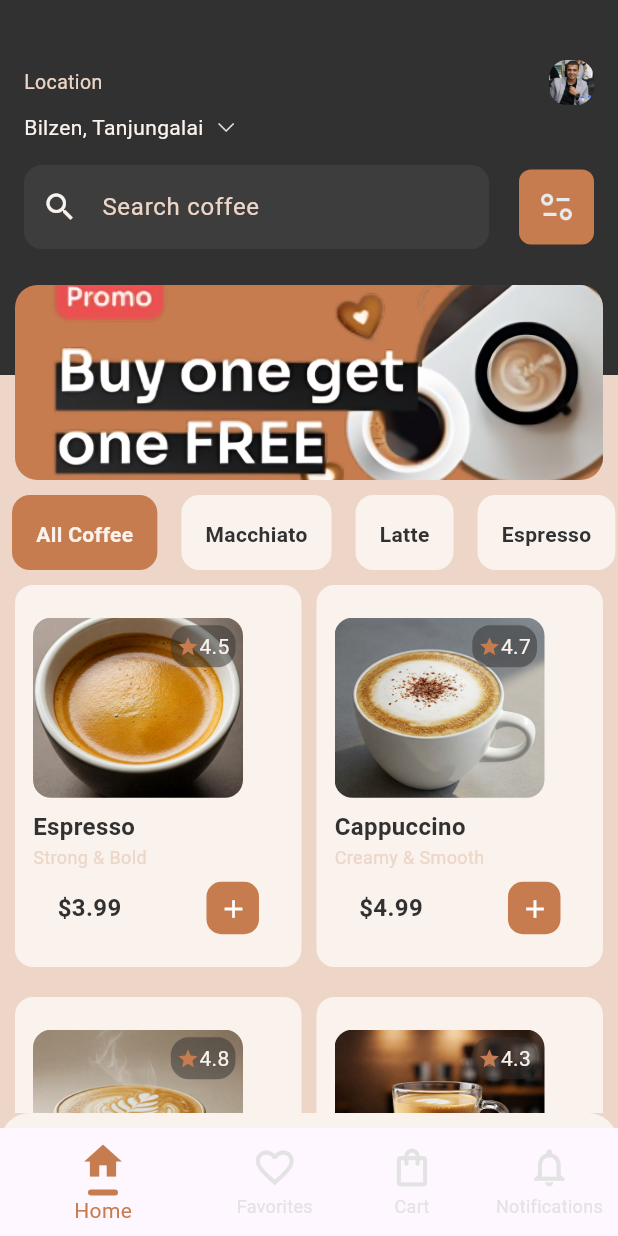
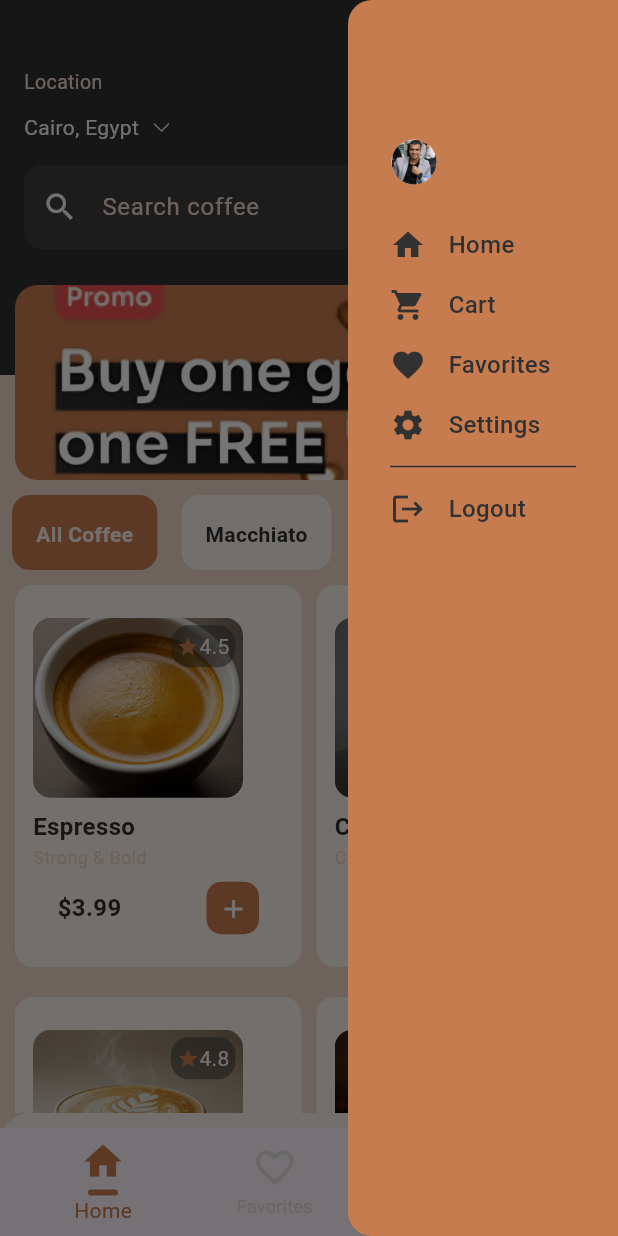
Before and after one commit to ab803/CoffeeApp, a Flutter app: the screen it shows after launch, with the side drawer open (before the commit the screen has no drawer), on a phone screen of 412 x 824 dp. Run offline on Flutter 3.47's test engine with Material 3 defaults, Android fonts, the phone set to English and light mode, and no system bars.

Commit message:
add Drawer

```diff
--- a/lib/Screens/HomeScreen.dart
+++ b/lib/Screens/HomeScreen.dart
@@ -54,6 +54,40 @@ class _HomeScreenState extends State<HomeScreen> {
   @override
   Widget build(BuildContext context) {
     return Scaffold(
+      endDrawer: Drawer(
+        width: 180,
+        backgroundColor:  Color(0xFFC67C4E),
+        child: Container(
+            width: double.infinity,
+            padding: EdgeInsets.only(top: 50, bottom: 20),
+            decoration: BoxDecoration(
+              borderRadius: BorderRadius.only(bottomLeft: Radius.circular(20), bottomRight: Radius.circular(20)),
+            ),
+          child: Padding(
+            padding: const EdgeInsets.all(8.0),
+            child: Column(
+              crossAxisAlignment: CrossAxisAlignment.start,
+              children: [
+              Padding(
+                padding: const EdgeInsets.only(left: 21,top: 35),
+                child: CircleAvatar(
+                radius: 15, // Half of width & height
+                backgroundImage: AssetImage("assets/images/1726837197476.jpg")
+                ,),
+              ),
+                SizedBox(height: 20),
+                _buildDrawerItem(Icons.home, "Home",color: Color(0xff313131)),
+                _buildDrawerItem(Icons.shopping_cart, "Cart",color: Color(0xff313131)),
+                _buildDrawerItem(Icons.favorite, "Favorites",color: Color(0xff313131)),
+                _buildDrawerItem(Icons.settings, "Settings",color: Color(0xff313131)),
+                Divider(color: Color(0xff313131), thickness: 1, indent: 20, endIndent: 20),
+                _buildDrawerItem(Icons.logout, "Logout", color: Color(0xff313131)),
+
+              ],
+            ),
+          ),
+        ),
+      ),
       bottomNavigationBar: BottomNavBar(cartItems: cart,),
       backgroundColor: Color(0xffEDD6C8),
       body: SafeArea(
@@ -142,3 +176,20 @@ class _HomeScreenState extends State<HomeScreen> {
     );
   }
 }
+
+
+Widget _buildDrawerItem(IconData icon, String title, {Color ?color}) {
+  return Padding(
+    padding: const EdgeInsets.symmetric(vertical: 8.0, horizontal: 20),
+    child: Row(
+      children: [
+        Icon(icon, color: color, size: 24),
+        SizedBox(width: 15),
+        Text(
+          title,
+          style: TextStyle(color: color, fontSize: 16, fontWeight: FontWeight.w500),
+        ),
+      ],
+    ),
+  );
+}
--- a/lib/Screens/Widgets/header.dart
+++ b/lib/Screens/Widgets/header.dart
@@ -25,13 +25,9 @@ class header extends StatelessWidget{
                   fontSize: 13,
                 ),
               ),
-              ClipRRect(
-                borderRadius: BorderRadius.circular(12),
-                child: Image.asset(
-                  "assets/images/1726837197476.jpg",
-                  width: 30,
-                  height: 30,
-                ),
+              CircleAvatar(
+                radius: 15, // Half of width & height
+                backgroundImage: AssetImage("assets/images/1726837197476.jpg"),
               ),
             ],
           ),
@@ -42,7 +38,7 @@ class header extends StatelessWidget{
           Row(
             children: [
               Text(
-                "Bilzen, Tanjungalai",
+                "Cairo, Egypt",
                 style: TextStyle(color: Color(0xffF9F2ED)),
               ),
               SizedBox(width: 5), // Spacing
@@ -86,10 +82,15 @@ class header extends StatelessWidget{
                   ),
                   child: Padding(
                     padding: const EdgeInsets.all(12.0),
-                    child: Image.asset(
-                      "assets/images/page_info_24dp_E8EAED_FILL0_wght400_GRAD0_opsz24.png",
-                      width:20,
-                      height: 20,
+                    child: GestureDetector(
+                      onTap: (){
+                        Scaffold.of(context).openEndDrawer();
+                      },
+                      child: Image.asset(
+                        "assets/images/page_info_24dp_E8EAED_FILL0_wght400_GRAD0_opsz24.png",
+                        width:20,
+                        height: 20,
+                      ),
                     ),
                   )
               ),
```
